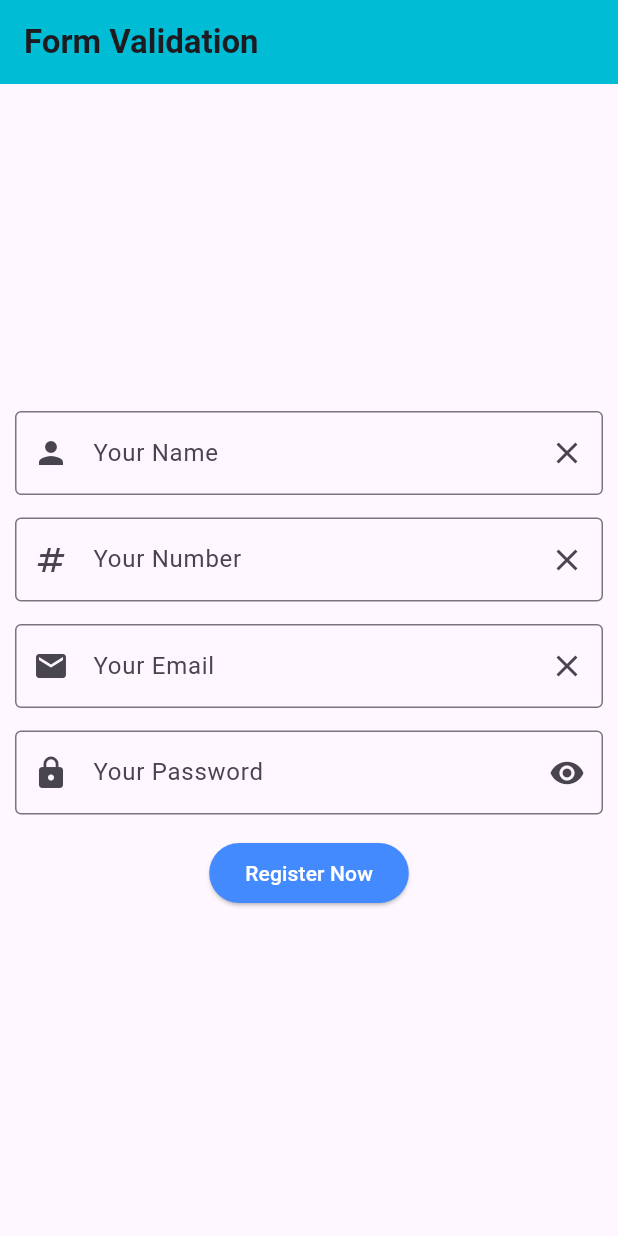
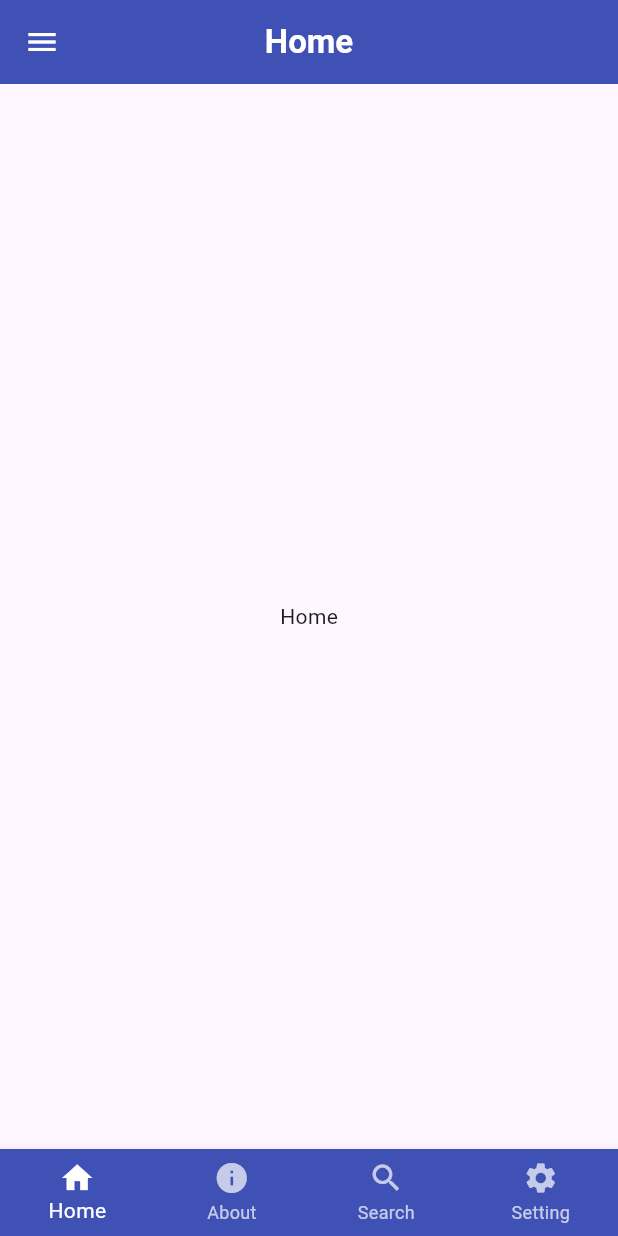
Before and after one commit to raqeeb838/Validating-Email-Password-Custom-Rules-in-Flutter, a Flutter app: the screen it shows after launch, on a phone screen of 412 x 824 dp. Run offline on Flutter 3.47's test engine with Material 3 defaults, Android fonts, the phone set to English and light mode, and no system bars.

Commit message:
Still working in this Project

```diff
--- a/lib/main.dart
+++ b/lib/main.dart
@@ -1,5 +1,4 @@
-import 'package:again_start_flutter/screens/formvalidation.dart';
-import 'package:again_start_flutter/screens/textfield.dart';
+import 'package:again_start_flutter/screens/bottomnav2.dart';
 import 'package:flutter/material.dart';
 
 void main(){
@@ -13,7 +12,7 @@ class MyApp extends StatelessWidget {
   Widget build(BuildContext context) {
     return MaterialApp(
       debugShowCheckedModeBanner: false,
-      home: FormValidation(),
+      home: BottomNav2(),
     );
   }
 }
--- /dev/null
+++ b/lib/screens/bottomnav2.dart
@@ -0,0 +1,85 @@
+import 'package:flutter/material.dart';
+
+class BottomNav2 extends StatefulWidget {
+  const BottomNav2({super.key});
+
+  @override
+  State<BottomNav2> createState() => _BottomNav2State();
+}
+
+class _BottomNav2State extends State<BottomNav2> {
+  int index = 0;
+  List<String> items = ["Home", "About", "Search", "Settings"];
+  GlobalKey<ScaffoldState> globalkey = GlobalKey<ScaffoldState>();
+
+  @override
+  Widget build(BuildContext context) {
+    return Scaffold(
+      key: globalkey,
+      appBar: AppBar(
+        centerTitle: true,
+        backgroundColor: Colors.indigo,
+        title: Text(
+          items[index],
+          style: TextStyle(color: Colors.white, fontWeight: FontWeight.bold),
+        ),
+        leading: IconButton(
+          onPressed: () {
+            globalkey.currentState?.openDrawer();
+          },
+          icon: Icon(Icons.menu, color: Colors.white),
+        ),
+      ),
+      drawer: Drawer(
+        child: Padding(
+          padding: const EdgeInsets.only(left: 20, top: 30),
+          child: Column(
+            crossAxisAlignment: CrossAxisAlignment.start,
+            children: [
+              CircleAvatar(
+                backgroundImage: AssetImage("assets/images/image-1.jpg"),
+                radius: 70,
+              ),
+              SizedBox(height: 20),
+              Text(
+                "Abdul Raqeeb",
+                style: TextStyle(fontSize: 24, fontWeight: FontWeight.bold),
+              ),
+
+              Column(
+                children: [
+                  ListTile(leading: Icon(Icons.home), title: Text("Home")),
+                  ListTile(leading: Icon(Icons.info), title: Text("About")),
+                  ListTile(leading: Icon(Icons.settings), title: Text("Settings"),),
+                  ListTile(leading: Icon(Icons.help), title: Text("Help")),
+                  ListTile(leading: Icon(Icons.delete), title: Text("Delete")),
+                  ListTile(leading: Icon(Icons.logout), title: Text("Logout")),
+                ],
+              ),
+            ],
+          ),
+        ),
+      ),
+      bottomNavigationBar: BottomNavigationBar(
+        onTap: (value) {
+          setState(() {
+            index = value;
+          });
+        },
+        currentIndex: index,
+        backgroundColor: Colors.indigo,
+        selectedItemColor: Colors.white,
+        unselectedItemColor: Colors.white70,
+        type: BottomNavigationBarType.fixed,
+
+        items: [
+          BottomNavigationBarItem(icon: Icon(Icons.home), label: "Home"),
+          BottomNavigationBarItem(icon: Icon(Icons.info), label: "About"),
+          BottomNavigationBarItem(icon: Icon(Icons.search), label: "Search"),
+          BottomNavigationBarItem(icon: Icon(Icons.settings), label: "Setting"),
+        ],
+      ),
+      body: Center(child: Text(items[index])),
+    );
+  }
+}
--- a/lib/screens/formvalidation.dart
+++ b/lib/screens/formvalidation.dart
@@ -20,7 +20,6 @@ class _FormValidationState extends State<FormValidation> {
     phoneController.clear();
     emailController.clear();
     passwordController.clear();
-
     formkey.currentState!.reset();
   }
 
@@ -139,7 +138,7 @@ class _FormValidationState extends State<FormValidation> {
               SizedBox(height: 15),
               ElevatedButton(
                 style: ElevatedButton.styleFrom(
-                  backgroundColor: Colors.blueAccent,
+                  backgroundColor: const Color.fromARGB(255, 220, 233, 255),
                   foregroundColor: Colors.white,
                 ),
                 onPressed: () {
--- a/pubspec.yaml
+++ b/pubspec.yaml
@@ -58,9 +58,9 @@ flutter:
   uses-material-design: true
 
   # To add assets to your application, add an assets section, like this:
-  # assets:
-  #   - images/a_dot_burr.jpeg
-  #   - images/a_dot_ham.jpeg
+  assets:
+    - assets/images/
+    # - images/a_dot_ham.jpeg
 
   # An image asset can refer to one or more resolution-specific "variants", see
   # https://flutter.dev/to/resolution-aware-images
```
Also changed, not shown: lib/reusable/custom_textfield.dart (added, +65 -0 lines), lib/screens/botomnav.dart (added, +34 -0 lines), lib/screens/drawer.dart (added, +89 -0 lines), lib/screens/form.dart (added, +103 -0 lines), lib/screens/gridview.dart (added, +62 -0 lines), lib/screens/listview_liststile.dart (added, +86 -0 lines), lib/screens/responsivelayout.dart (added, +34 -0 lines), lib/screens/stackPosition.dart (added, +56 -0 lines), lib/screens/themedata.dart (added, +17 -0 lines), assets/images/image-1.jpg (added), 1 other file.
